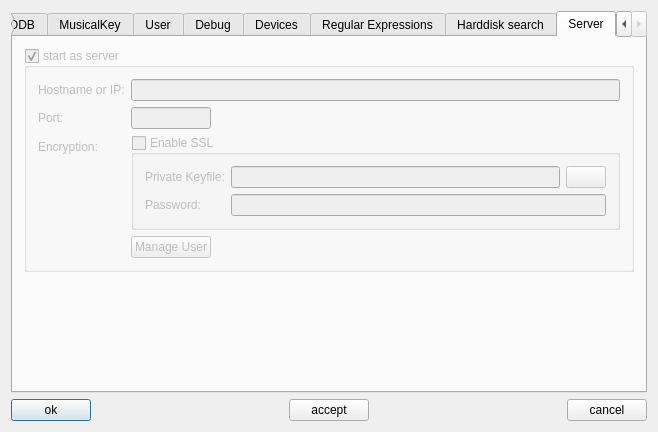
Above: src/properties/properties.ui from pfedick/winmusik before the change. Below: the same form after it.
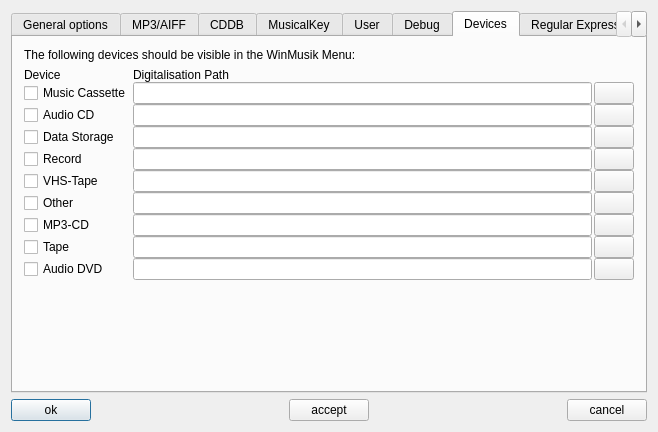
That is the form after the change. The open tabs and pages were chosen to show the change. Icons and pictures are not drawn.

Commit message: removed server settings and serial from properties

```diff
--- a/src/properties/properties.ui
+++ b/src/properties/properties.ui
@@ -2363,193 +2363,6 @@
        </item>
       </layout>
      </widget>
-     <widget class="QWidget" name="tab_6">
-      <attribute name="icon">
-       <iconset resource="../../resources.qrc">
-        <normaloff>:/icons/resources/server.png</normaloff>:/icons/resources/server.png</iconset>
-      </attribute>
-      <attribute name="title">
-       <string>Server</string>
-      </attribute>
-      <layout class="QVBoxLayout" name="verticalLayout_15">
-       <item>
-        <widget class="QGroupBox" name="serverEnable">
-         <property name="enabled">
-          <bool>false</bool>
-         </property>
-         <property name="title">
-          <string>start as server</string>
-         </property>
-         <property name="flat">
-          <bool>false</bool>
-         </property>
-         <property name="checkable">
-          <bool>true</bool>
-         </property>
-         <property name="checked">
-          <bool>true</bool>
-         </property>
-         <layout class="QVBoxLayout" name="verticalLayout_14">
-          <item>
-           <layout class="QFormLayout" name="formLayout">
-            <property name="fieldGrowthPolicy">
-             <enum>QFormLayout::AllNonFixedFieldsGrow</enum>
-            </property>
-            <item row="0" column="0">
-             <widget class="QLabel" name="label_3">
-              <property name="text">
-               <string>Hostname or IP:</string>
-              </property>
-             </widget>
-            </item>
-            <item row="0" column="1">
-             <widget class="QLineEdit" name="serverHostname"/>
-            </item>
-            <item row="1" column="0">
-             <widget class="QLabel" name="label_25">
-              <property name="text">
-               <string>Port:</string>
-              </property>
-             </widget>
-            </item>
-            <item row="1" column="1">
-             <widget class="QLineEdit" name="serverPort">
-              <property name="maximumSize">
-               <size>
-                <width>80</width>
-                <height>16777215</height>
-               </size>
-              </property>
-              <property name="inputMask">
-               <string>00009; </string>
-              </property>
-             </widget>
-            </item>
-            <item row="2" column="0">
-             <widget class="QLabel" name="label_26">
-              <property name="text">
-               <string>Encryption:</string>
-              </property>
-             </widget>
-            </item>
-            <item row="2" column="1">
-             <widget class="QGroupBox" name="serverEnableSSL">
-              <property name="title">
-               <string>Enable SSL</string>
-              </property>
-              <property name="checkable">
-               <bool>true</bool>
-              </property>
-              <property name="checked">
-               <bool>false</bool>
-              </property>
-              <layout class="QVBoxLayout" name="verticalLayout_10">
-               <item>
-                <layout class="QFormLayout" name="formLayout_2">
-                 <item row="0" column="0">
-                  <widget class="QLabel" name="label_27">
-                   <property name="text">
-                    <string>Private Keyfile:</string>
-                   </property>
-                  </widget>
-                 </item>
-                 <item row="1" column="0">
-                  <widget class="QLabel" name="label_28">
-                   <property name="text">
-                    <string>Password:</string>
-                   </property>
-                  </widget>
-                 </item>
-                 <item row="0" column="1">
-                  <layout class="QHBoxLayout" name="horizontalLayout_15">
-                   <item>
-                    <widget class="QLineEdit" name="serverKeyfile"/>
-                   </item>
-                   <item>
-                    <widget class="QPushButton" name="buttonSelectServerKeyfile">
-                     <property name="text">
-                      <string/>
-                     </property>
-                     <property name="icon">
-                      <iconset resource="../../resources.qrc">
-                       <normaloff>:/icons/resources/folder-open-16.png</normaloff>:/icons/resources/folder-open-16.png</iconset>
-                     </property>
-                     <property name="iconSize">
-                      <size>
-                       <width>16</width>
-                       <height>16</height>
-                      </size>
-                     </property>
-                    </widget>
-                   </item>
-                  </layout>
-                 </item>
-                 <item row="1" column="1">
-                  <widget class="QLineEdit" name="serverKeyPassword">
-                   <property name="echoMode">
-                    <enum>QLineEdit::Password</enum>
-                   </property>
-                  </widget>
-                 </item>
-                </layout>
-               </item>
-              </layout>
-             </widget>
-            </item>
-            <item row="3" column="1">
-             <layout class="QHBoxLayout" name="horizontalLayout_16">
-              <item>
-               <widget class="QPushButton" name="buttonManageUser">
-                <property name="text">
-                 <string>Manage User</string>
-                </property>
-                <property name="icon">
-                 <iconset resource="../../resources.qrc">
-                  <normaloff>:/icons/resources/user.png</normaloff>:/icons/resources/user.png</iconset>
-                </property>
-                <property name="iconSize">
-                 <size>
-                  <width>16</width>
-                  <height>16</height>
-                 </size>
-                </property>
-               </widget>
-              </item>
-              <item>
-               <spacer name="horizontalSpacer_12">
-                <property name="orientation">
-                 <enum>Qt::Horizontal</enum>
-                </property>
-                <property name="sizeHint" stdset="0">
-                 <size>
-                  <width>40</width>
-                  <height>20</height>
-                 </size>
-                </property>
-               </spacer>
-              </item>
-             </layout>
-            </item>
-           </layout>
-          </item>
-         </layout>
-        </widget>
-       </item>
-       <item>
-        <spacer name="verticalSpacer_7">
-         <property name="orientation">
-          <enum>Qt::Vertical</enum>
-         </property>
-         <property name="sizeHint" stdset="0">
-          <size>
-           <width>20</width>
-           <height>70</height>
-          </size>
-         </property>
-        </spacer>
-       </item>
-      </layout>
-     </widget>
     </widget>
    </item>
    <item>
```
Left out of the diff: 112 changed lines with no effect on the pictures. The commit also changes 3 other files.
